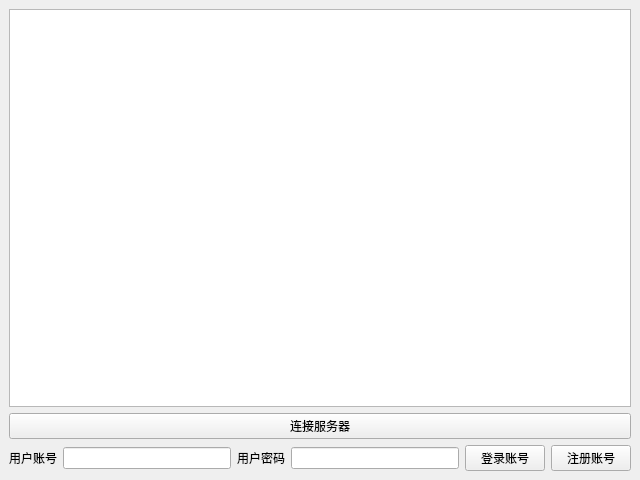
Before: the Qt Designer form MultiClient/Gui/ClientDialog.ui in nakatsusizuru/NetworkSystem, drawn with Qt 5.
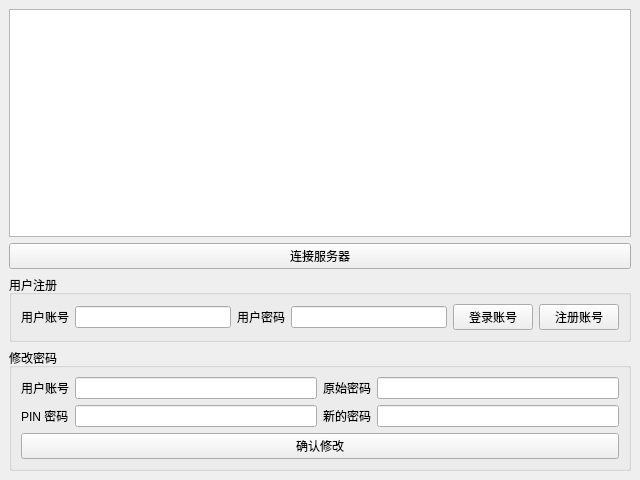
After: the same form once the commit is applied.

What changed in the file:
```diff
--- a/MultiClient/Gui/ClientDialog.ui
+++ b/MultiClient/Gui/ClientDialog.ui
@@ -20,7 +20,7 @@
    <string/>
   </property>
   <widget class="QWidget" name="centralwidget">
-   <layout class="QVBoxLayout" name="verticalLayout">
+   <layout class="QVBoxLayout" name="verticalLayout_3">
     <item>
      <widget class="QTableView" name="tableView"/>
     </item>
@@ -32,6 +32,12 @@
      </widget>
     </item>
     <item>
+     <widget class="QGroupBox" name="groupBox">
+      <property name="title">
+       <string>用户注册</string>
+      </property>
+      <layout class="QVBoxLayout" name="verticalLayout">
+       <item>
      <layout class="QHBoxLayout" name="horizontalLayout">
       <item>
        <widget class="QLabel" name="label">
@@ -68,6 +74,73 @@
        </widget>
       </item>
      </layout>
+       </item>
+      </layout>
+     </widget>
+    </item>
+    <item>
+     <widget class="QGroupBox" name="groupBox_2">
+      <property name="title">
+       <string>修改密码</string>
+      </property>
+      <layout class="QVBoxLayout" name="verticalLayout_2">
+       <item>
+        <layout class="QHBoxLayout" name="horizontalLayout_2">
+         <item>
+          <widget class="QLabel" name="label_3">
+           <property name="text">
+            <string>用户账号</string>
+           </property>
+          </widget>
+         </item>
+         <item>
+          <widget class="QLineEdit" name="Change_User"/>
+         </item>
+         <item>
+          <widget class="QLabel" name="label_4">
+           <property name="text">
+            <string>原始密码</string>
+           </property>
+          </widget>
+         </item>
+         <item>
+          <widget class="QLineEdit" name="Change_oPass"/>
+         </item>
+        </layout>
+       </item>
+       <item>
+        <layout class="QHBoxLayout" name="horizontalLayout_3">
+         <item>
+          <widget class="QLabel" name="label_5">
+           <property name="text">
+            <string>PIN 密码</string>
+           </property>
+          </widget>
+         </item>
+         <item>
+          <widget class="QLineEdit" name="Change_pPass"/>
+         </item>
+         <item>
+          <widget class="QLabel" name="label_6">
+           <property name="text">
+            <string>新的密码</string>
+           </property>
+          </widget>
+         </item>
+         <item>
+          <widget class="QLineEdit" name="Change_nPass"/>
+         </item>
+        </layout>
+       </item>
+       <item>
+        <widget class="QPushButton" name="PushChange">
+         <property name="text">
+          <string>确认修改</string>
+         </property>
+        </widget>
+       </item>
+      </layout>
+     </widget>
     </item>
    </layout>
   </widget>
```
Lines whose indentation alone changed are shown as unchanged.
